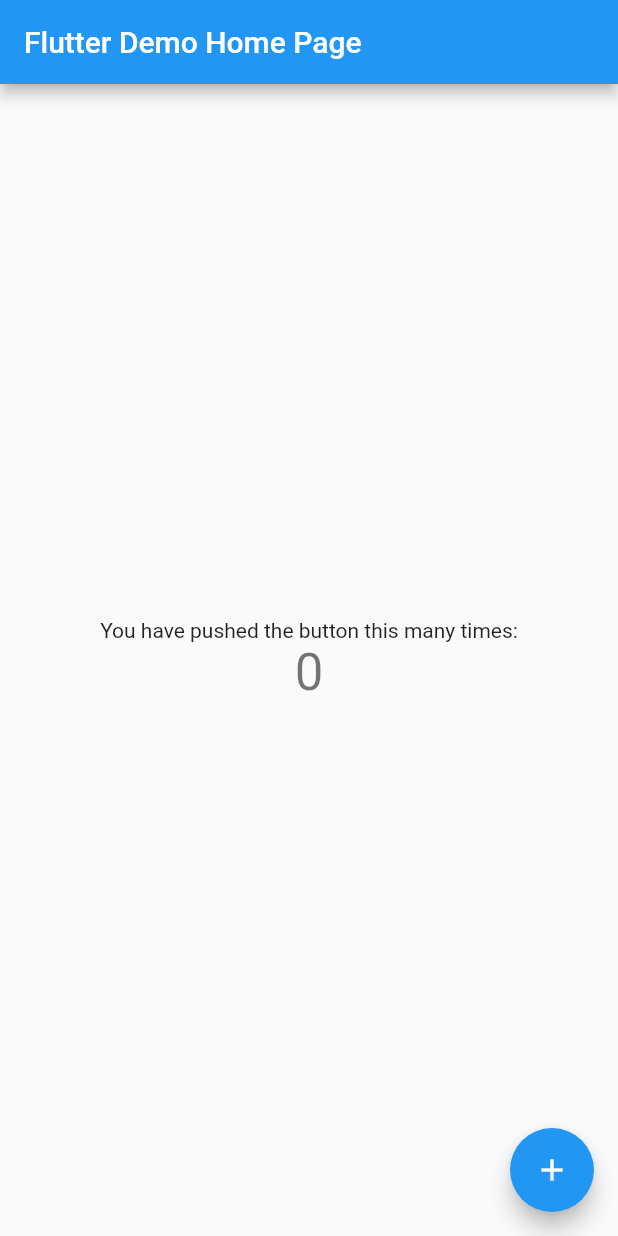
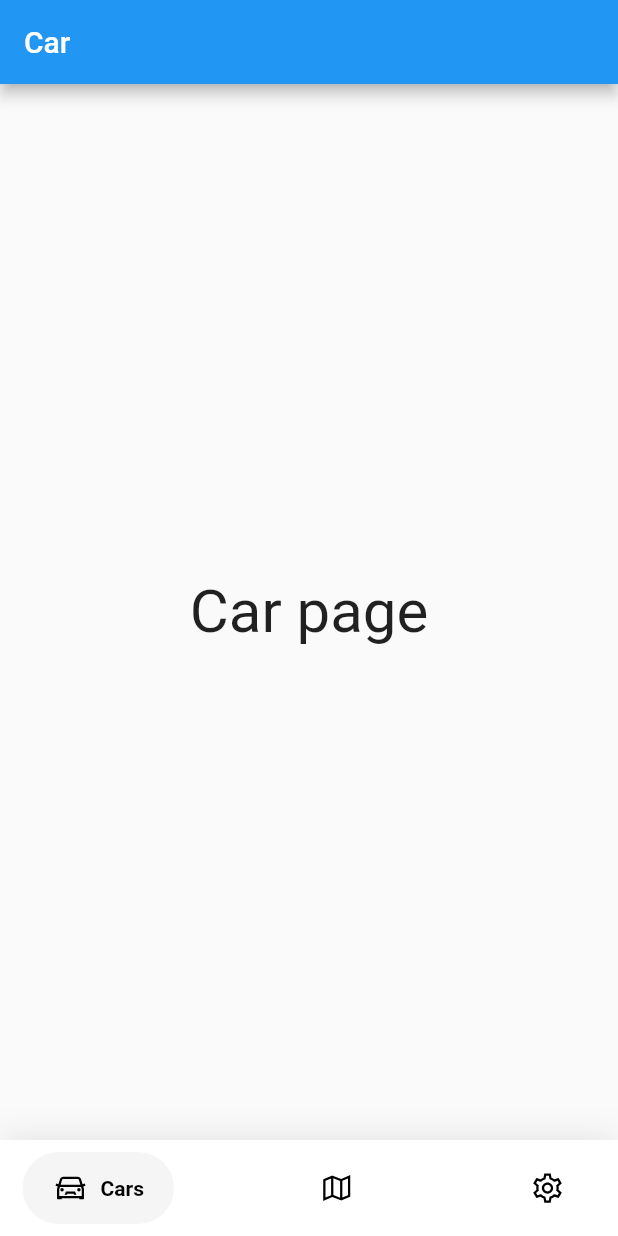
Before and after one commit to Alex9976/mobile-dev, a Flutter app: the screen it shows after launch, on a phone screen of 412 x 824 dp. Run offline on Flutter 3.47's test engine with Material 2 defaults, Android fonts, the phone set to English and light mode, and no system bars; drawn by our look-alikes of google_nav_bar; our stand-ins replace line_icons.

Commit message:
Add navigation

```diff
--- /dev/null
+++ b/CarApp/lib/home.dart
@@ -0,0 +1,86 @@
+import 'package:carapp/page/cars.dart';
+import 'package:carapp/page/map.dart';
+import 'package:carapp/page/settings.dart';
+import 'package:flutter/material.dart';
+import 'package:google_nav_bar/google_nav_bar.dart';
+import 'package:line_icons/line_icons.dart';
+
+class HomePage extends StatefulWidget {
+  const HomePage({Key? key, required this.title}) : super(key: key);
+
+  final String title;
+
+  @override
+  State<HomePage> createState() => _HomePageState();
+}
+
+class _HomePageState extends State<HomePage> {
+
+  final List<Widget> screens = [
+    const CarPage(),
+    const MapPage(),
+    const SettingsPage()
+  ];
+
+  final PageStorageBucket bucket = PageStorageBucket();
+  Widget currentScreen = const CarPage();
+
+  void _changePage(index) {
+    setState(() {
+      currentScreen = screens[index];
+    });
+  }
+
+  @override
+  Widget build(BuildContext context) {
+    return Scaffold(
+      body: PageStorage(
+        child: currentScreen,
+        bucket: bucket,
+      ),
+      bottomNavigationBar: Container(
+        decoration: BoxDecoration(
+            color: Colors.white,
+            boxShadow: [
+              BoxShadow(
+                blurRadius: 20,
+                color: Colors.black.withOpacity(.1),
+              )
+            ]
+        ),
+        child: SafeArea(
+          child: Padding(
+            padding: const EdgeInsets.symmetric(horizontal: 15.0, vertical: 8),
+            child: GNav(
+              rippleColor: Colors.grey[300]!,
+              hoverColor: Colors.grey[100]!,
+              gap: 8,
+              activeColor: Colors.black,
+              iconSize: 24,
+              padding: EdgeInsets.symmetric(horizontal: 20, vertical: 12),
+              duration: Duration(milliseconds: 400),
+              tabBackgroundColor: Colors.grey[100]!,
+              tabs: const [
+                GButton(
+                  icon: LineIcons.car,
+                  text: "Cars",
+                ),
+                GButton(
+                  icon: LineIcons.map,
+                  text: "Map",
+                ),
+                GButton(
+                  icon: LineIcons.cog,
+                  text: "Settings",
+                ),
+              ],
+              onTabChange: (index){
+                _changePage(index);
+              },
+            ),
+          ),
+        ),
+      ),// This trailing comma makes auto-formatting nicer for build methods.
+    );
+  }
+}
--- a/CarApp/lib/main.dart
+++ b/CarApp/lib/main.dart
@@ -1,4 +1,5 @@
 import 'package:flutter/material.dart';
+import 'home.dart';
 
 void main() {
   runApp(const MyApp());
@@ -11,105 +12,12 @@ class MyApp extends StatelessWidget {
   @override
   Widget build(BuildContext context) {
     return MaterialApp(
-      title: 'Flutter Demo',
+      title: 'Car App',
+      debugShowCheckedModeBanner: false,
       theme: ThemeData(
-        // This is the theme of your application.
-        //
-        // Try running your application with "flutter run". You'll see the
-        // application has a blue toolbar. Then, without quitting the app, try
-        // changing the primarySwatch below to Colors.green and then invoke
-        // "hot reload" (press "r" in the console where you ran "flutter run",
-        // or simply save your changes to "hot reload" in a Flutter IDE).
-        // Notice that the counter didn't reset back to zero; the application
-        // is not restarted.
         primarySwatch: Colors.blue,
       ),
-      home: const MyHomePage(title: 'Flutter Demo Home Page'),
+      home: const HomePage(title: 'Home'),
     );
   }
 }
-
-class MyHomePage extends StatefulWidget {
-  const MyHomePage({Key? key, required this.title}) : super(key: key);
-
-  // This widget is the home page of your application. It is stateful, meaning
-  // that it has a State object (defined below) that contains fields that affect
-  // how it looks.
-
-  // This class is the configuration for the state. It holds the values (in this
-  // case the title) provided by the parent (in this case the App widget) and
-  // used by the build method of the State. Fields in a Widget subclass are
-  // always marked "final".
-
-  final String title;
-
-  @override
-  State<MyHomePage> createState() => _MyHomePageState();
-}
-
-class _MyHomePageState extends State<MyHomePage> {
-  int _counter = 0;
-
-  void _incrementCounter() {
-    setState(() {
-      // This call to setState tells the Flutter framework that something has
-      // changed in this State, which causes it to rerun the build method below
-      // so that the display can reflect the updated values. If we changed
-      // _counter without calling setState(), then the build method would not be
-      // called again, and so nothing would appear to happen.
-      _counter++;
-    });
-  }
-
-  @override
-  Widget build(BuildContext context) {
-    // This method is rerun every time setState is called, for instance as done
-    // by the _incrementCounter method above.
-    //
-    // The Flutter framework has been optimized to make rerunning build methods
-    // fast, so that you can just rebuild anything that needs updating rather
-    // than having to individually change instances of widgets.
-    return Scaffold(
-      appBar: AppBar(
-        // Here we take the value from the MyHomePage object that was created by
-        // the App.build method, and use it to set our appbar title.
-        title: Text(widget.title),
-      ),
-      body: Center(
-        // Center is a layout widget. It takes a single child and positions it
-        // in the middle of the parent.
-        child: Column(
-          // Column is also a layout widget. It takes a list of children and
-          // arranges them vertically. By default, it sizes itself to fit its
-          // children horizontally, and tries to be as tall as its parent.
-          //
-          // Invoke "debug painting" (press "p" in the console, choose the
-          // "Toggle Debug Paint" action from the Flutter Inspector in Android
-          // Studio, or the "Toggle Debug Paint" command in Visual Studio Code)
-          // to see the wireframe for each widget.
-          //
-          // Column has various properties to control how it sizes itself and
-          // how it positions its children. Here we use mainAxisAlignment to
-          // center the children vertically; the main axis here is the vertical
-          // axis because Columns are vertical (the cross axis would be
-          // horizontal).
-          mainAxisAlignment: MainAxisAlignment.center,
-          children: <Widget>[
-            const Text(
-              'You have pushed the button this many times:',
-            ),
-            Text(
-              '$_counter',
-              style: Theme.of(context).textTheme.headline4,
-            ),
-          ],
-        ),
-      ),
-      floatingActionButton: FloatingActionButton(
-        onPressed: _incrementCounter,
-        tooltip: 'Increment',
-        child: const Icon(Icons.add),
-      ), // This trailing comma makes auto-formatting nicer for build methods.
-    );
-  }
-}
--- /dev/null
+++ b/CarApp/lib/page/cars.dart
@@ -0,0 +1,20 @@
+import 'package:flutter/material.dart';
+
+class CarPage extends StatefulWidget {
+  const CarPage({Key? key}) : super(key: key);
+
+  @override
+  State createState() => _CarPageState();
+}
+
+class _CarPageState extends State<CarPage> {
+  @override
+  Widget build(BuildContext context) {
+    return Scaffold(
+      appBar: AppBar(title: const Text("Car")),
+      body: const Center(
+        child: Text("Car page", style: TextStyle(fontSize: 40)),
+      ),
+    );
+  }
+}
--- /dev/null
+++ b/CarApp/lib/page/map.dart
@@ -0,0 +1,20 @@
+import 'package:flutter/material.dart';
+
+class MapPage extends StatefulWidget {
+  const MapPage({Key? key}) : super(key: key);
+
+  @override
+  State createState() => _MapPageState();
+}
+
+class _MapPageState extends State<MapPage> {
+  @override
+  Widget build(BuildContext context) {
+    return Scaffold(
+      appBar: AppBar(title: const Text("Map")),
+      body: const Center(
+        child: Text("Map page", style: TextStyle(fontSize: 40)),
+      ),
+    );
+  }
+}
--- /dev/null
+++ b/CarApp/lib/page/settings.dart
@@ -0,0 +1,20 @@
+import 'package:flutter/material.dart';
+
+class SettingsPage extends StatefulWidget {
+  const SettingsPage({Key? key}) : super(key: key);
+
+  @override
+  State createState() => _SettingsPageState();
+}
+
+class _SettingsPageState extends State<SettingsPage> {
+  @override
+  Widget build(BuildContext context) {
+    return Scaffold(
+      appBar: AppBar(title: const Text("Settings")),
+      body: const Center(
+        child: Text("Settings page", style: TextStyle(fontSize: 40)),
+      ),
+    );
+  }
+}
```
Also changed, not shown: CarApp/pubspec.yaml (+2 -5 lines), CarApp/pubspec.lock.
